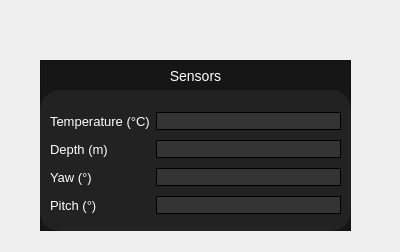
Qt form control_panel_section_widgets/sensors.ui (itumtalaiteam/Denizalti) before a commit.
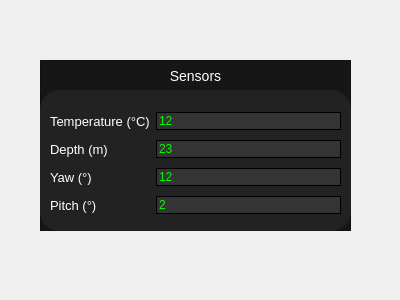
The same form after that commit.

What changed in the file:
```diff
--- a/control_panel_section_widgets/sensors.ui
+++ b/control_panel_section_widgets/sensors.ui
@@ -7,7 +7,7 @@
     <x>0</x>
     <y>0</y>
     <width>400</width>
-    <height>252</height>
+    <height>300</height>
    </rect>
   </property>
   <property name="sizePolicy">
@@ -85,7 +85,7 @@
 QLineEdit{
 background-color: rgba(52,52,52,255);
 border: 1px solid black;
-color: white;
+color:rgba(0,255,0,255)
 }
 
 QLabel{
@@ -105,7 +105,7 @@
         <x>10</x>
         <y>18</y>
         <width>291</width>
-        <height>111</height>
+        <height>112</height>
        </rect>
       </property>
       <layout class="QGridLayout" name="gridLayout">
@@ -114,6 +114,9 @@
          <property name="styleSheet">
           <string notr="true"/>
          </property>
+         <property name="text">
+          <string>12</string>
+         </property>
          <property name="readOnly">
           <bool>true</bool>
          </property>
@@ -124,6 +127,9 @@
          <property name="styleSheet">
           <string notr="true"/>
          </property>
+         <property name="text">
+          <string>23</string>
+         </property>
          <property name="readOnly">
           <bool>true</bool>
          </property>
@@ -156,6 +162,9 @@
          <property name="styleSheet">
           <string notr="true"/>
          </property>
+         <property name="text">
+          <string>12</string>
+         </property>
          <property name="readOnly">
           <bool>true</bool>
          </property>
@@ -166,6 +175,9 @@
          <property name="styleSheet">
           <string notr="true"/>
          </property>
+         <property name="text">
+          <string>2</string>
+         </property>
          <property name="readOnly">
           <bool>true</bool>
          </property>
```
